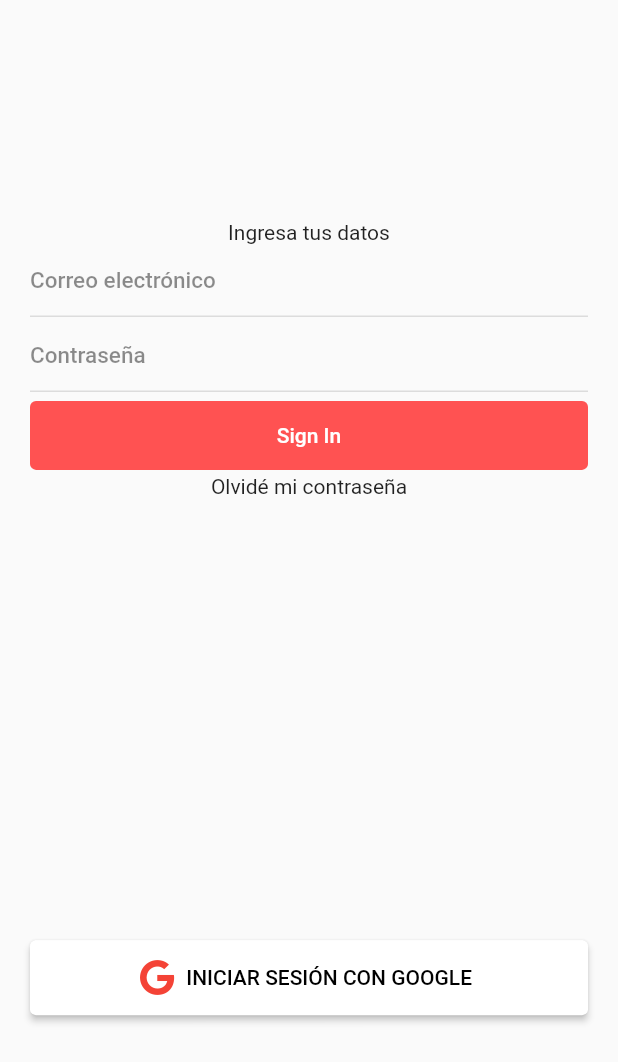
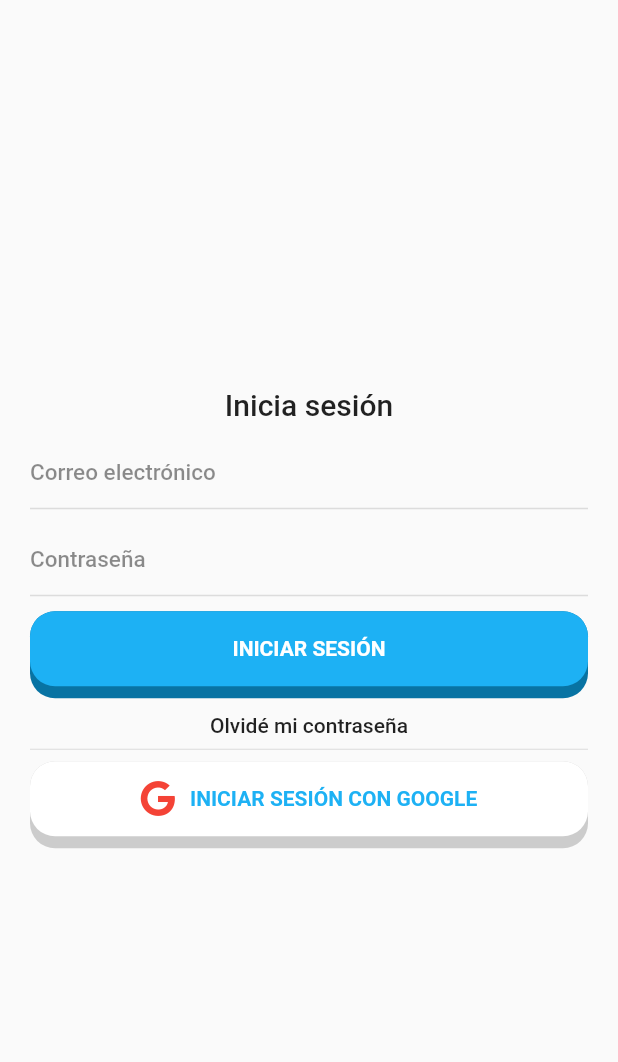
Before and after one commit to einjunge99/sign-laguage-learning, a Flutter app: the screen it shows after launch, after a tap on "YA TENGO UNA CUENTA", on a phone screen of 412 x 824 dp. Shown: the top 1062 px of the screen. Run offline on Flutter 3.47's test engine with Material 2 defaults, Android fonts, the phone set to English and light mode, and no system bars; our stand-ins replace cloud_firestore, dio, equatable, firebase_auth, firebase_core, flutter_hooks and 8 more; missing offline and left inert: riverpod_messages; accounts and stored records are empty; network calls fail.

Commit message:
Update look and feel: LoginPage

```diff
--- a/lib/pages/login_page.dart
+++ b/lib/pages/login_page.dart
@@ -4,6 +4,7 @@ import 'package:font_awesome_flutter/font_awesome_flutter.dart';
 import 'package:riverpod_messages/riverpod_messages.dart';
 import 'package:sign_language_learning/providers.dart';
 import 'package:sign_language_learning/store/reducers/snackbar.dart';
+import 'package:sign_language_learning/widgets/common/button.dart';
 import 'package:sign_language_learning/widgets/forms/login_form.dart';
 
 class LoginPage extends ConsumerStatefulWidget {
@@ -26,22 +27,19 @@ class _LoginPageState extends ConsumerState<LoginPage> {
                   exampleStateNotifierProvider.select((value) => value.loading))
               ? const CircularProgressIndicator()
               : Column(
-                  mainAxisAlignment: MainAxisAlignment.spaceAround,
+                  mainAxisAlignment: MainAxisAlignment.center,
                   crossAxisAlignment: CrossAxisAlignment.stretch,
                   children: [
                     LoginForm(notifier),
-                    ElevatedButton.icon(
-                      style: ElevatedButton.styleFrom(
-                        primary: Colors.white,
-                        onPrimary: Colors.black,
-                        minimumSize: Size(double.infinity, 50),
-                      ),
-                      icon: FaIcon(
+                    const Divider(),
+                    CustomButton(
+                      title: 'INICIAR SESIÓN CON GOOGLE',
+                      variant: ButtonVariant.secondary,
+                      icon: const FaIcon(
                         FontAwesomeIcons.google,
                         color: Colors.red,
                       ),
-                      label: Text("INICIAR SESIÓN CON GOOGLE"),
-                      onPressed: () async {
+                      onTap: () async {
                         String? response = await notifier.googleSignIn();
                         if (response != null) {
                           Navigator.pushNamedAndRemoveUntil(
--- a/lib/pages/welcome_page.dart
+++ b/lib/pages/welcome_page.dart
@@ -34,7 +34,7 @@ class _WelcomePageState extends State<WelcomePage> {
               ),
               Text(
                 "Abre la puerta al mundo de la lengua de señas",
-                style: Theme.of(context).textTheme.caption,
+                style: Theme.of(context).textTheme.headlineSmall,
                 textAlign: TextAlign.center,
               ),
             ],
@@ -53,8 +53,7 @@ class _WelcomePageState extends State<WelcomePage> {
               ),
               const SizedBox(height: 10),
               CustomButton(
-                color: primary,
-                backgroundColor: Colors.white,
+                variant: ButtonVariant.secondary,
                 title: 'YA TENGO UNA CUENTA',
                 onTap: () {
                   Navigator.pushNamed(context, LoginPage.routeName);
--- a/lib/widgets/common/button.dart
+++ b/lib/widgets/common/button.dart
@@ -1,4 +1,5 @@
 import 'package:flutter/material.dart';
+import 'package:font_awesome_flutter/font_awesome_flutter.dart';
 import 'package:sign_language_learning/ui/decoration.dart';
 
 const buttonHeight = 50.0;
@@ -77,30 +78,82 @@ class _PushableButtonState extends State<PushableButton> {
   }
 }
 
+enum ButtonVariant { primary, secondary }
+
+enum ButtonIconPosition { left, right }
+
 class CustomButton extends StatelessWidget {
   final String title;
   final VoidCallback? onTap;
-  final Color color;
-  final Color backgroundColor;
+  final ButtonVariant variant;
+  final ButtonIconPosition iconPosition;
+  final Widget? icon;
 
   const CustomButton({
     Key? key,
     required this.title,
-    this.color = Colors.white,
-    this.backgroundColor = primary,
     this.onTap,
+    this.variant = ButtonVariant.primary,
+    this.iconPosition = ButtonIconPosition.left,
+    this.icon,
   }) : super(key: key);
+
+  Color backgroundColor() {
+    switch (variant) {
+      case ButtonVariant.primary:
+        return primary;
+      case ButtonVariant.secondary:
+        return Colors.white;
+    }
+  }
+
+  Color color() {
+    switch (variant) {
+      case ButtonVariant.primary:
+        return Colors.white;
+      case ButtonVariant.secondary:
+        return primary;
+    }
+  }
+
+  Widget content() {
+    final text = Text(
+      title,
+      style: TextStyle(
+        color: color(),
+        fontWeight: FontWeight.bold,
+      ),
+    );
+
+    if (icon == null) {
+      return text;
+    }
+
+    var widgets = [
+      icon!,
+      const SizedBox(
+        width: 10,
+      ),
+      text
+    ];
+
+    if (iconPosition == ButtonIconPosition.right) {
+      widgets = widgets.reversed.toList();
+    }
+
+    return Row(
+      mainAxisAlignment: MainAxisAlignment.center,
+      children: widgets,
+    );
+  }
 
   @override
   Widget build(BuildContext context) {
     return PushableButton(
-      child: Text(
-        title,
-        style: TextStyle(color: color),
-      ),
+      child: content(),
       height: buttonHeight,
       elevation: 8,
-      backgroundColor: backgroundColor,
+      backgroundColor: backgroundColor(),
       onPressed: onTap,
     );
   }
--- a/lib/widgets/forms/login_form.dart
+++ b/lib/widgets/forms/login_form.dart
@@ -1,5 +1,6 @@
 import 'package:flutter/material.dart';
 import 'package:sign_language_learning/providers.dart';
+import 'package:sign_language_learning/widgets/common/button.dart';
 import 'package:sign_language_learning/widgets/common/input_text.dart';
 
 class LoginForm extends StatefulWidget {
@@ -32,69 +33,46 @@ class _LoginFormState extends State<LoginForm> {
 
   @override
   Widget build(BuildContext context) {
-    return Container(
-      child: Form(
+    return Form(
       key: _formKey,
       child: Column(
         children: <Widget>[
-            Text("Ingresa tus datos"),
+          Text(
+            "Inicia sesión",
+            style: Theme.of(context).textTheme.titleLarge,
+          ),
+          const SizedBox(
+            height: 10,
+          ),
           InputText(
             label: 'Correo electrónico',
             keyboardType: TextInputType.emailAddress,
-              // fontSize: responsive.relativeDiagonal(1.4),
             onChanged: (String text) {
               _email = text;
             },
-              validator: (String? text) {
-                if (text?.isEmpty ?? true) {
-                  return 'Email is required';
-                }
-                return null;
-              },
           ),
-            SizedBox(
-              // height: responsive.relativeDiagonal(2),
-              height: 2,
+          const SizedBox(
+            height: 10,
           ),
           InputText(
             label: 'Contraseña',
             obscureText: true,
-              // fontSize: responsive.relativeDiagonal(1.4),
             onChanged: (String text) {
               _password = text;
             },
-              validator: (String? text) {
-                if (text?.isEmpty ?? true) {
-                  return 'Email is required';
-                }
-                return null;
-              },
           ),
-            SizedBox(
-              // height: responsive.relativeDiagonal(5),
-              height: 5,
+          const SizedBox(
+            height: 10,
           ),
-            SizedBox(
-              width: double.infinity,
-              child: TextButton(
-                style: TextButton.styleFrom(
-                  backgroundColor: Colors.redAccent,
-                  padding: const EdgeInsets.symmetric(vertical: 15),
+          CustomButton(title: 'INICIAR SESIÓN', onTap: _submit),
+          const SizedBox(
+            height: 10,
           ),
-                onPressed: _submit,
-                child: const Text(
-                  'Sign In',
-                  style: TextStyle(color: Colors.white),
+          Text(
+            "Olvidé mi contraseña",
+            style: Theme.of(context).textTheme.bodyText1,
           ),
-              ),
-            ),
-            SizedBox(
-              // height: responsive.relativeDiagonal(2),
-              height: 2,
-            ),
-            Text("Olvidé mi contraseña"),
         ],
-        ),
       ),
     );
   }
```
Lines whose indentation alone changed are shown as unchanged.
